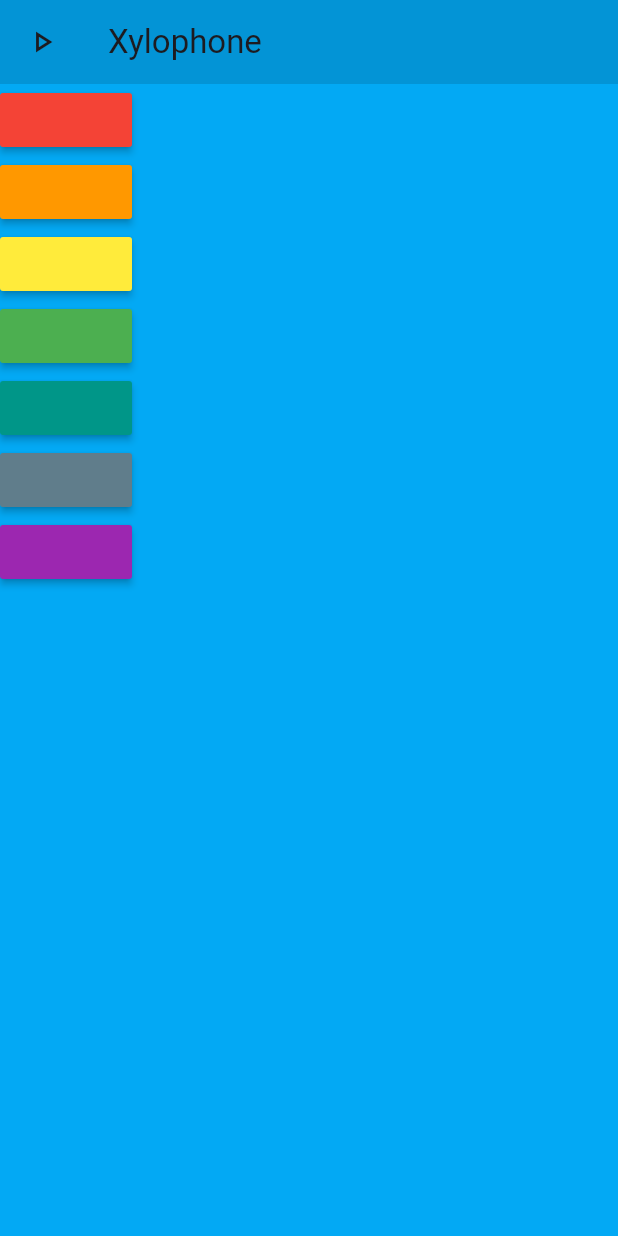
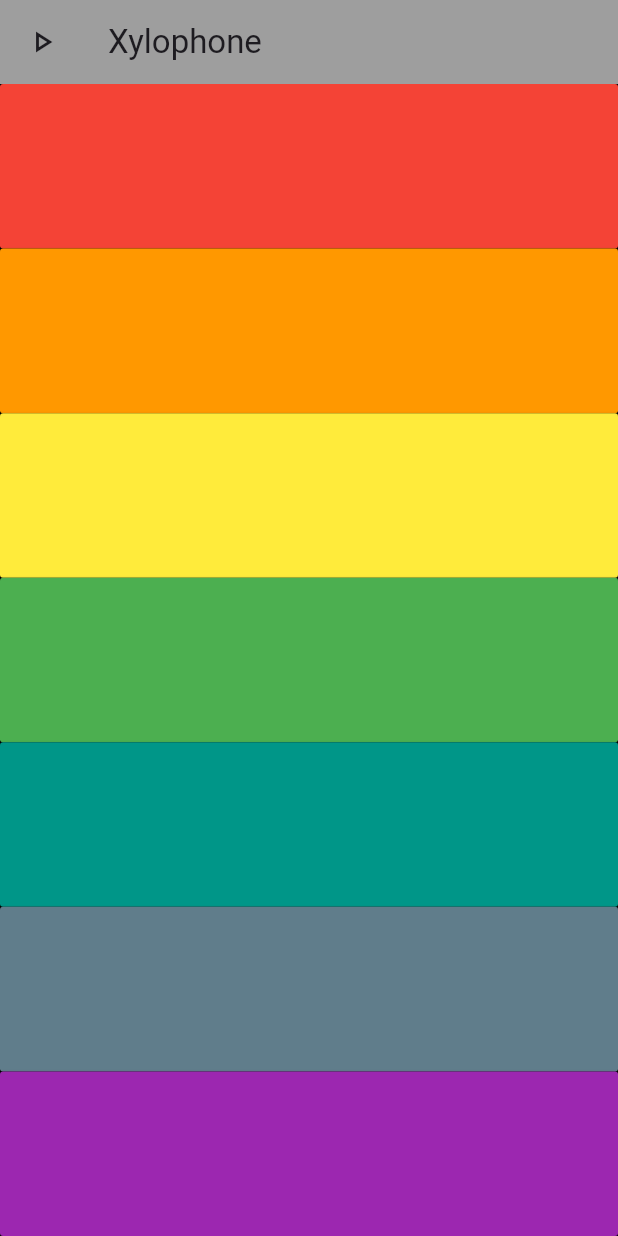
Before and after one commit to abdulrehmana28/flutter_xylophone_app, a Flutter app: the screen it shows after launch, on a phone screen of 412 x 824 dp. Run offline on Flutter 3.47's test engine with Material 3 defaults, Android fonts, the phone set to English and light mode, and no system bars; our stand-ins replace audioplayers.

Commit message:
Refactored code
make changes to code for better reliability

```diff
--- a/lib/main.dart
+++ b/lib/main.dart
@@ -1,74 +1,47 @@
 import 'package:audioplayers/audioplayers.dart';
 import 'package:flutter/material.dart';
 
-void main() {
-  runApp(const MyApp());
-}
+void main() => runApp(const MyApp());
 
 class MyApp extends StatelessWidget {
   const MyApp({super.key});
+
+  void playSound(int soundNumber) {
+    final player = AudioPlayer();
+    player.play(AssetSource('note$soundNumber.wav'));
+  }
+
+  Expanded buildButton({required int soundNumber, required Color colorName}) {
+    return Expanded(
+      child: MaterialButton(
+        onPressed: () {
+          playSound(soundNumber);
+        },
+        color: colorName,
+      ),
+    );
+  }
 
   @override
   Widget build(BuildContext context) {
     return MaterialApp(
       home: Scaffold(
-        backgroundColor: Colors.lightBlue,
+        backgroundColor: Colors.black,
         appBar: AppBar(
           leading: const Icon(Icons.play_arrow_outlined),
           title: const Text('Xylophone'),
-          backgroundColor: Colors.black12,
+          backgroundColor: Colors.grey,
         ),
         body: Column(
+          crossAxisAlignment: CrossAxisAlignment.stretch,
           children: [
-            MaterialButton(
-              onPressed: () {
-                final player = AudioPlayer();
-                player.play(AssetSource('note1.wav'));
-              },
-              color: Colors.red,
-            ),
-            MaterialButton(
-              onPressed: () {
-                final player = AudioPlayer();
-                player.play(AssetSource('note2.wav'));
-              },
-              color: Colors.orange,
-            ),
-            MaterialButton(
-              onPressed: () {
-                final player = AudioPlayer();
-                player.play(AssetSource('note3.wav'));
-              },
-              color: Colors.yellow,
-            ),
-            MaterialButton(
-              onPressed: () {
-                final player = AudioPlayer();
-                player.play(AssetSource('note4.wav'));
-              },
-              color: Colors.green,
-            ),
-            MaterialButton(
-              onPressed: () {
-                final player = AudioPlayer();
-                player.play(AssetSource('note5.wav'));
-              },
-              color: Colors.teal,
-            ),
-            MaterialButton(
-              onPressed: () {
-                final player = AudioPlayer();
-                player.play(AssetSource('note6.wav'));
-              },
-              color: Colors.blueGrey,
-            ),
-            MaterialButton(
-              onPressed: () {
-                final player = AudioPlayer();
-                player.play(AssetSource('note7.wav'));
-              },
-              color: Colors.purple,
-            ),
+            buildButton(soundNumber: 1, colorName: Colors.red),
+            buildButton(soundNumber: 2, colorName: Colors.orange),
+            buildButton(soundNumber: 3, colorName: Colors.yellow),
+            buildButton(soundNumber: 4, colorName: Colors.green),
+            buildButton(soundNumber: 5, colorName: Colors.teal),
+            buildButton(soundNumber: 6, colorName: Colors.blueGrey),
+            buildButton(soundNumber: 7, colorName: Colors.purple),
           ],
         ),
       ),
```
